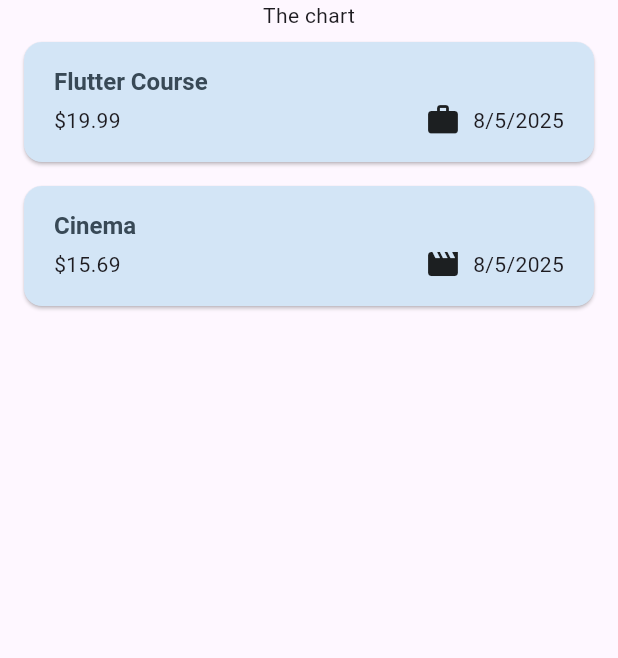
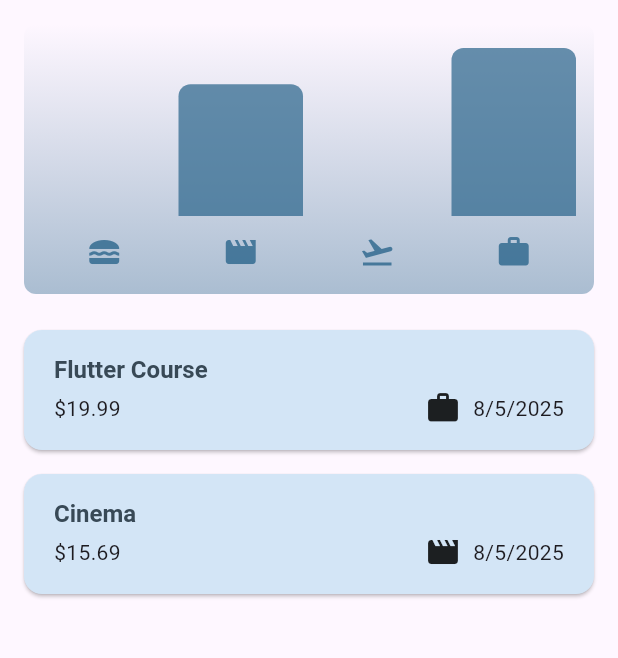
Before and after one commit to ankur-b/expense_tracker, a Flutter app: the screen it shows after launch, on a phone screen of 412 x 824 dp, the part 84-742 px from its top. Run offline on Flutter 3.47's test engine with Material 3 defaults, Android fonts, the phone set to English and light mode, and no system bars; missing offline and left inert: dart:ffi.

Commit message:
added chart and chartbar

```diff
--- a/lib/Models/expense.dart
+++ b/lib/Models/expense.dart
@@ -7,16 +7,21 @@ final formatter = DateFormat.yMd();
 const uuid = Uuid();
 
 enum Category { food, travel, leisure, work }
+
 const categoryIcons = {
-  Category.food : Icons.lunch_dining,
+  Category.food: Icons.lunch_dining,
   Category.travel: Icons.flight_takeoff,
   Category.leisure: Icons.movie,
-  Category.work: Icons.work
+  Category.work: Icons.work,
 };
 
 class Expense {
-  Expense({required this.title, required this.amount, required this.date,required this.category})
-    : id = uuid.v4();
+  Expense({
+    required this.title,
+    required this.amount,
+    required this.date,
+    required this.category,
+  }) : id = uuid.v4();
   final String id;
   final String title;
   final double amount;
@@ -27,3 +32,19 @@ class Expense {
     return formatter.format(date);
   }
 }
+
+class ExpenseBucket {
+  const ExpenseBucket({required this.category, required this.expenses});
+  final Category category;
+  final List<Expense> expenses;
+
+  ExpenseBucket.forCategory(List<Expense> allExpenses,this.category):expenses = allExpenses.where((expense)=> expense.category==category).toList();
+
+  double get totalExpenses {
+    double sum = 0;
+    for (final expense in expenses) {
+      sum += expense.amount;
+    }
+    return sum;
+  }
+}
--- /dev/null
+++ b/lib/chart.dart
@@ -0,0 +1,95 @@
+import 'package:flutter/material.dart';
+
+import 'package:expense_tracker/chart_bar.dart';
+import 'package:expense_tracker/Models/expense.dart';
+
+class Chart extends StatelessWidget {
+  const Chart({super.key, required this.expenses});
+
+  final List<Expense> expenses;
+
+  List<ExpenseBucket> get buckets {
+    return [
+      ExpenseBucket.forCategory(expenses, Category.food),
+      ExpenseBucket.forCategory(expenses, Category.leisure),
+      ExpenseBucket.forCategory(expenses, Category.travel),
+      ExpenseBucket.forCategory(expenses, Category.work),
+    ];
+  }
+
+  double get maxTotalExpense {
+    double maxTotalExpense = 0;
+
+    for (final bucket in buckets) {
+      if (bucket.totalExpenses > maxTotalExpense) {
+        maxTotalExpense = bucket.totalExpenses;
+      }
+    }
+
+    return maxTotalExpense;
+  }
+
+  @override
+  Widget build(BuildContext context) {
+    final isDarkMode =
+        MediaQuery.of(context).platformBrightness == Brightness.dark;
+    return Container(
+      margin: const EdgeInsets.all(16),
+      padding: const EdgeInsets.symmetric(
+        vertical: 16,
+        horizontal: 8,
+      ),
+      width: double.infinity,
+      height: 180,
+      decoration: BoxDecoration(
+        borderRadius: BorderRadius.circular(8),
+        gradient: LinearGradient(
+          colors: [
+            Theme.of(context).colorScheme.primary.withAlpha(100),
+            Theme.of(context).colorScheme.primary.withAlpha(0)
+          ],
+          begin: Alignment.bottomCenter,
+          end: Alignment.topCenter,
+        ),
+      ),
+      child: Column(
+        children: [
+          Expanded(
+            child: Row(
+              crossAxisAlignment: CrossAxisAlignment.end,
+              children: [
+                for (final bucket in buckets) // alternative to map()
+                  ChartBar(
+                    fill: bucket.totalExpenses == 0
+                        ? 0
+                        : bucket.totalExpenses / maxTotalExpense,
+                  )
+              ],
+            ),
+          ),
+          const SizedBox(height: 12),
+          Row(
+            children: buckets
+                .map(
+                  (bucket) => Expanded(
+                    child: Padding(
+                      padding: const EdgeInsets.symmetric(horizontal: 4),
+                      child: Icon(
+                        categoryIcons[bucket.category],
+                        color: isDarkMode
+                            ? Theme.of(context).colorScheme.secondary
+                            : Theme.of(context)
+                                .colorScheme
+                                .primary
+                                .withAlpha(200),
+                      ),
+                    ),
+                  ),
+                )
+                .toList(),
+          )
+        ],
+      ),
+    );
+  }
+}
--- /dev/null
+++ b/lib/chart_bar.dart
@@ -0,0 +1,34 @@
+import 'package:flutter/material.dart';
+
+class ChartBar extends StatelessWidget {
+  const ChartBar({
+    super.key,
+    required this.fill,
+  });
+
+  final double fill;
+
+  @override
+  Widget build(BuildContext context) {
+    final isDarkMode =
+        MediaQuery.of(context).platformBrightness == Brightness.dark;
+    return Expanded(
+      child: Padding(
+        padding: const EdgeInsets.symmetric(horizontal: 4),
+        child: FractionallySizedBox(
+          heightFactor: fill,
+          child: DecoratedBox(
+            decoration: BoxDecoration(
+              shape: BoxShape.rectangle,
+              borderRadius:
+                  const BorderRadius.vertical(top: Radius.circular(8)),
+              color: isDarkMode
+                  ? Theme.of(context).colorScheme.secondary
+                  : Theme.of(context).colorScheme.primary.withAlpha(180),
+            ),
+          ),
+        ),
+      ),
+    );
+  }
+}
--- a/lib/expenses.dart
+++ b/lib/expenses.dart
@@ -1,3 +1,4 @@
+import 'package:expense_tracker/chart.dart';
 import 'package:flutter/material.dart';
 import 'package:expense_tracker/Models/expense.dart';
 import 'package:expense_tracker/expenses_list.dart';
@@ -81,7 +82,7 @@ class _ExpensesState extends State<Expenses> {
       ),
       body: Column(
         children: [
-          Text('The chart'),
+          Chart(expenses: _registeredExpenses),
           Expanded(child: mainContent),
         ],
       ),
```
